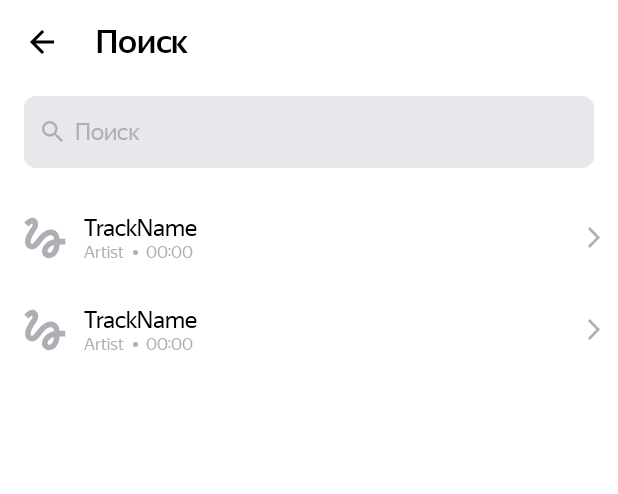
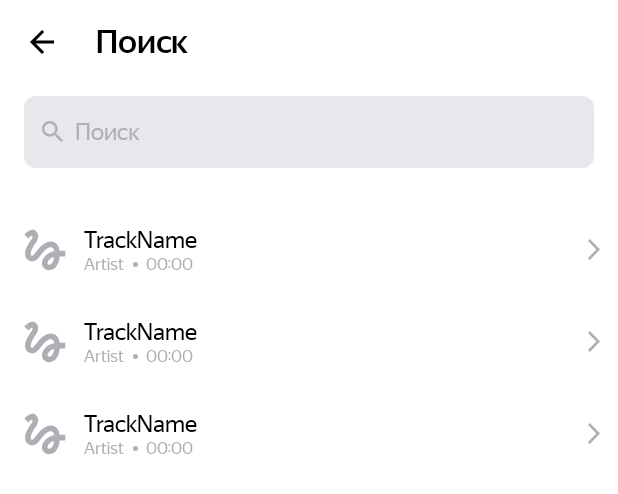
Before and after one commit to SGerashchenko/PlaylistMaker2, an Android app: the layout activity_search.xml on its own in the app's theme, with its tools: preview values and no code run, on a phone screen of 412 x 824 dp. Shown: the top 494 px of the screen. Run offline under Robolectric (Android 15) with nearby library versions, the phone set to English and light mode, and no system bars.

Commit message:
SP 12 C1

```diff
--- a/app/src/main/AndroidManifest.xml
+++ b/app/src/main/AndroidManifest.xml
@@ -6,6 +6,7 @@
 
 
     <application
+        android:name="com.practicum.playlistmaker.App"
         android:allowBackup="true"
         android:dataExtractionRules="@xml/data_extraction_rules"
         android:fullBackupContent="@xml/backup_rules"
--- a/app/src/main/java/com/practicum/playlistmaker/Track.kt
+++ b/app/src/main/java/com/practicum/playlistmaker/Track.kt
@@ -2,7 +2,8 @@ package com.practicum.playlistmaker
 
 import com.google.gson.annotations.SerializedName
 
-class Track(
+data class Track(
+    val trackId: Int,
     val trackName: String,
     val artistName: String,
     @SerializedName("trackTimeMillis")
--- a/app/src/main/res/layout/activity_search.xml
+++ b/app/src/main/res/layout/activity_search.xml
@@ -78,14 +78,45 @@
         android:layout_width="match_parent"
         android:layout_height="match_parent">
 
+
+           <LinearLayout
+               android:layout_width="match_parent"
+               android:layout_height="wrap_content"
+               android:layout_marginTop="16dp"
+               android:gravity="center_horizontal"
+               android:orientation="vertical">
+
+               <TextView
+                   android:id="@+id/youSearchHistory"
+                   android:layout_width="match_parent"
+                   android:layout_height="52dp"
+                   android:fontFamily="@font/ys_display_medium"
+                   android:gravity="center"
+                   android:text="@string/youSearch"
+                   android:textColor="@color/UpdateSearchButtonColor"
+                   android:textSize="@dimen/text_size_16"
+                   android:visibility="gone" />
+
                <androidx.recyclerview.widget.RecyclerView
                    android:id="@+id/recycleViewTrack"
                    android:layout_width="match_parent"
-          android:layout_height="wrap_content"
-          android:layout_marginTop="16dp"
+                   android:layout_height="0dp"
+                   android:layout_weight="1"
+                   android:layout_marginTop="8dp"
+                   android:orientation="vertical"
                    app:layoutManager="androidx.recyclerview.widget.LinearLayoutManager"
-          tools:itemCount="2"
+                   tools:itemCount="3"
                    tools:listitem="@layout/track" />
+
+               <Button
+                   android:id="@+id/clearHistoryButton"
+                   style="@style/UpdateSearchButton"
+                   android:layout_width="160dp"
+                   android:layout_marginTop="24dp"
+                   android:text="@string/clearHistory"
+                   android:visibility="gone"/>
+           </LinearLayout>
+
            <LinearLayout
                android:id="@+id/errorSearchLayout"
                android:layout_width="match_parent"
--- a/app/src/main/res/values/dimens.xml
+++ b/app/src/main/res/values/dimens.xml
@@ -7,5 +7,6 @@
     <dimen name="pad10">10dp</dimen>
     <dimen name="pad22">22dp</dimen>
     <dimen name="pad48">48dp</dimen>
+    <dimen name="track_image_corner_radius">8dp</dimen>
 
     </resources>
--- a/app/src/main/res/values/strings.xml
+++ b/app/src/main/res/values/strings.xml
@@ -33,5 +33,8 @@
     <string name="errornetTextView">Проблемы со связью\n\nЗагрузка не удалась. Проверьте подключение к интернету</string>
     <string name="errorsearchTextView">Ничего не нашлось</string>
 
+    <!--12 спринт, добавление строковых ресурсов-->
+    <string name="youSearch">Вы искали</string>
+    <string name="clearHistory">Очистить историю</string>
 
 </resources>
```
Also changed, not shown: app/src/main/java/com/practicum/playlistmaker/APP.kt (added, +39 -0 lines), app/src/main/java/com/practicum/playlistmaker/Search.kt (+56 -33 lines), app/src/main/java/com/practicum/playlistmaker/SearchHistory.kt (added, +31 -0 lines), app/src/main/java/com/practicum/playlistmaker/SettingsActivity.kt (+27 -5 lines), app/src/main/java/com/practicum/playlistmaker/TrackAdapter.kt (+7 -2 lines), app/src/main/java/com/practicum/playlistmaker/TrackViewHolder.kt (+9 -10 lines). Lines whose indentation alone changed are shown as unchanged.
